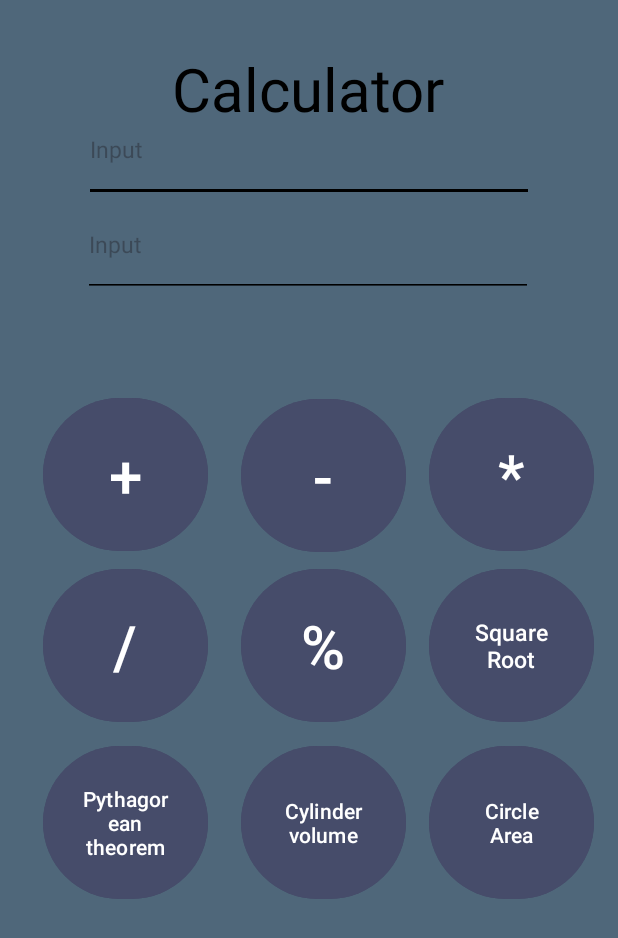
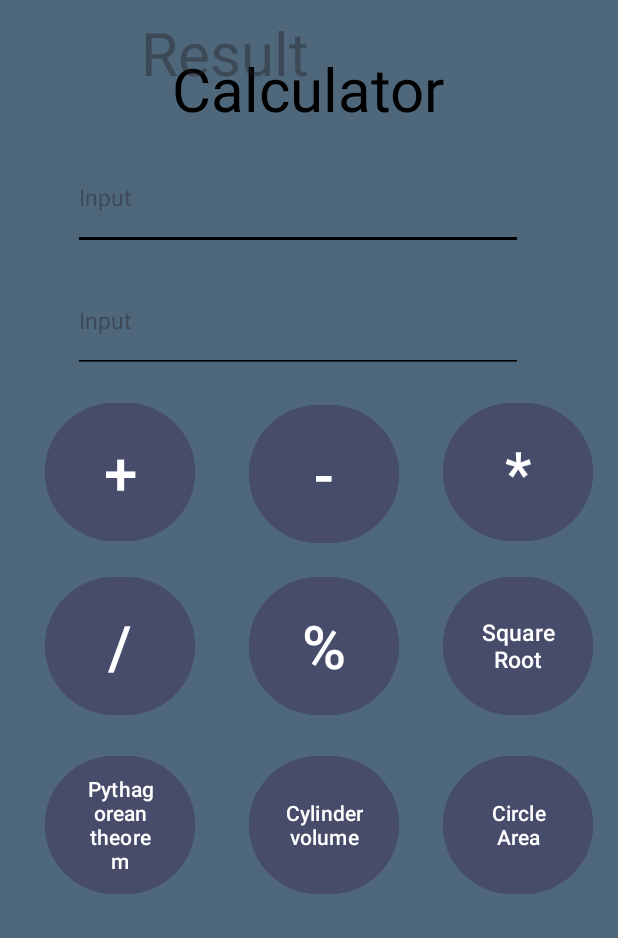
Before and after one commit to LeoAhrau/Calculator, an Android app: the screen it shows after launch (MainActivity), on a phone screen of 412 x 824 dp. Shown: the top 938 px of the screen. Run offline under Robolectric (Android 15) with nearby library versions, the phone set to English and light mode, and no system bars; 3 statements that could not run were skipped.

Commit message:
update av Design

```diff
--- a/app/src/main/res/layout/activity_main.xml
+++ b/app/src/main/res/layout/activity_main.xml
@@ -22,162 +22,159 @@
         app:layout_constraintTop_toTopOf="parent" />
 
     <EditText
-        android:layout_width="300dp"
-        android:layout_height="70dp"
-        android:hint="@string/input"
-        android:textSize="@dimen/small_font"
-        android:backgroundTint="@color/black"
-        app:layout_constraintBottom_toBottomOf="parent"
-        app:layout_constraintEnd_toEndOf="parent"
-        app:layout_constraintHorizontal_bias="0.498"
-        app:layout_constraintStart_toStartOf="parent"
-        app:layout_constraintTop_toTopOf="parent"
-        app:layout_constraintVertical_bias="0.086" />
-
-    <EditText
-        android:id="@+id/editText"
-        android:layout_width="300dp"
-        android:layout_height="70dp"
+        android:layout_width="@dimen/_300dp"
+        android:layout_height="@dimen/_70dp"
         android:backgroundTint="@color/black"
         android:hint="@string/input"
         android:textSize="@dimen/small_font"
         app:layout_constraintBottom_toBottomOf="parent"
         app:layout_constraintEnd_toEndOf="parent"
-        app:layout_constraintHorizontal_bias="0.495"
+        app:layout_constraintHorizontal_bias="0.432"
         app:layout_constraintStart_toStartOf="parent"
         app:layout_constraintTop_toTopOf="parent"
-        app:layout_constraintVertical_bias="0.17" />
+        app:layout_constraintVertical_bias="0.128" />
+
+    <EditText
+        android:id="@+id/editText"
+        android:layout_width="@dimen/_300dp"
+        android:layout_height="@dimen/_70dp"
+        android:backgroundTint="@color/black"
+        android:hint="@string/input"
+        android:textSize="@dimen/small_font"
+        app:layout_constraintBottom_toBottomOf="parent"
+        app:layout_constraintEnd_toEndOf="parent"
+        app:layout_constraintHorizontal_bias="0.432"
+        app:layout_constraintStart_toStartOf="parent"
+        app:layout_constraintTop_toTopOf="parent"
+        app:layout_constraintVertical_bias="0.237" />
 
     <Button
         android:id="@+id/square_root_btn"
-        android:layout_width="110dp"
-        android:layout_height="110dp"
+        style="@style/Button"
+        android:layout_width="@dimen/_110dp"
+        android:layout_height="@dimen/_110dp"
         android:backgroundTint="@color/background"
         android:text="@string/square_root"
         android:textSize="@dimen/small_font"
-        app:layout_constraintBottom_toBottomOf="parent"
-        app:layout_constraintEnd_toEndOf="parent"
+
+
         app:layout_constraintHorizontal_bias="0.946"
-        app:layout_constraintStart_toStartOf="parent"
-        app:layout_constraintTop_toTopOf="parent"
+
+
         app:layout_constraintVertical_bias="0.526" />
 
     <Button
         android:id="@+id/circle_btn"
-        android:layout_width="110dp"
-        android:layout_height="110dp"
+        style="@style/Button"
+        android:layout_width="@dimen/_110dp"
+        android:layout_height="@dimen/_110dp"
         android:backgroundTint="@color/background"
         android:text="@string/circle_area"
-        app:layout_constraintBottom_toBottomOf="parent"
-        app:layout_constraintEnd_toEndOf="parent"
+
         app:layout_constraintHorizontal_bias="0.946"
-        app:layout_constraintStart_toStartOf="parent"
+
         app:layout_constraintTop_toTopOf="parent"
         app:layout_constraintVertical_bias="0.691" />
 
     <Button
         android:id="@+id/cylinder_btn"
-        android:layout_width="110dp"
-        android:layout_height="110dp"
+        style="@style/Button"
+        android:layout_width="@dimen/_110dp"
+        android:layout_height="@dimen/_110dp"
         android:backgroundTint="@color/background"
         android:text="@string/cylinder_volume"
-        app:layout_constraintBottom_toBottomOf="parent"
-        app:layout_constraintEnd_toEndOf="parent"
-        app:layout_constraintHorizontal_bias="0.531"
-        app:layout_constraintStart_toStartOf="parent"
-        app:layout_constraintTop_toTopOf="parent"
+
+
+
         app:layout_constraintVertical_bias="0.691" />
 
     <Button
         android:id="@+id/pythagorean_btn"
-        android:layout_width="110dp"
-        android:layout_height="110dp"
+        style="@style/Button"
+        android:layout_width="@dimen/_110dp"
+        android:layout_height="@dimen/_110dp"
         android:backgroundTint="@color/background"
         android:text="@string/pythagorean"
-        app:layout_constraintBottom_toBottomOf="parent"
-        app:layout_constraintEnd_toEndOf="parent"
+
         app:layout_constraintHorizontal_bias="0.096"
-        app:layout_constraintStart_toStartOf="parent"
-        app:layout_constraintTop_toTopOf="parent"
+
         app:layout_constraintVertical_bias="0.691" />
 
     <Button
         android:id="@+id/percent_btn"
-        android:layout_width="110dp"
-        android:layout_height="110dp"
+        style="@style/Button"
+        android:layout_width="@dimen/_110dp"
+        android:layout_height="@dimen/_110dp"
         android:backgroundTint="@color/background"
         android:text="@string/percent"
         android:textSize="@dimen/big_font"
-        app:layout_constraintBottom_toBottomOf="parent"
-        app:layout_constraintEnd_toEndOf="parent"
-        app:layout_constraintHorizontal_bias="0.531"
-        app:layout_constraintStart_toStartOf="parent"
-        app:layout_constraintTop_toTopOf="parent"
+
+
         app:layout_constraintVertical_bias="0.526" />
 
     <Button
         android:id="@+id/division_btn"
-        android:layout_width="110dp"
-        android:layout_height="110dp"
+        style="@style/Button"
+        android:layout_width="@dimen/_110dp"
+        android:layout_height="@dimen/_110dp"
         android:backgroundTint="@color/background"
         android:text="@string/division"
         android:textSize="@dimen/big_font"
         app:layout_constraintBottom_toBottomOf="parent"
-        app:layout_constraintEnd_toEndOf="parent"
+
         app:layout_constraintHorizontal_bias="0.096"
-        app:layout_constraintStart_toStartOf="parent"
-        app:layout_constraintTop_toTopOf="parent"
+
+
         app:layout_constraintVertical_bias="0.526" />
 
     <Button
         android:id="@+id/multiply_btn"
-        android:layout_width="110dp"
-        android:layout_height="110dp"
+        style="@style/Button"
+        android:layout_width="@dimen/_110dp"
+        android:layout_height="@dimen/_110dp"
         android:backgroundTint="@color/background"
         android:text="@string/multiply"
         android:textSize="@dimen/big_font"
-        app:layout_constraintBottom_toBottomOf="parent"
-        app:layout_constraintEnd_toEndOf="parent"
+
         app:layout_constraintHorizontal_bias="0.946"
-        app:layout_constraintStart_toStartOf="parent"
-        app:layout_constraintTop_toTopOf="parent"
-        app:layout_constraintVertical_bias="0.366" />
+
+       />
 
     <Button
         android:id="@+id/subtraction_btn"
-        android:layout_width="110dp"
-        android:layout_height="110dp"
+        style="@style/Button"
+        android:layout_width="@dimen/_110dp"
+        android:layout_height="@dimen/_110dp"
         android:text="@string/subtraction"
         android:textSize="@dimen/big_font"
         android:backgroundTint="@color/background"
-        app:layout_constraintBottom_toBottomOf="parent"
-        app:layout_constraintEnd_toEndOf="parent"
-        app:layout_constraintHorizontal_bias="0.531"
-        app:layout_constraintStart_toStartOf="parent"
-        app:layout_constraintTop_toTopOf="parent"
+
         app:layout_constraintVertical_bias="0.367" />
 
     <Button
         android:id="@+id/addition_btn"
-        android:layout_width="110dp"
-        android:layout_height="110dp"
+        style="@style/Button"
+        android:layout_width="@dimen/_110dp"
+        android:layout_height="@dimen/_110dp"
         android:backgroundTint="@color/background"
         android:text="@string/addition"
         android:textSize="@dimen/big_font"
-        app:layout_constraintBottom_toBottomOf="parent"
-        app:layout_constraintEnd_toEndOf="parent"
+
         app:layout_constraintHorizontal_bias="0.096"
-        app:layout_constraintStart_toStartOf="parent"
-        app:layout_constraintTop_toTopOf="parent"
-        app:layout_constraintVertical_bias="0.366" />
+
+
+   />
 
     <TextView
         android:id="@+id/result1"
-        android:layout_width="200dp"
-        android:layout_height="50dp"
+        android:layout_width="@dimen/_300dp"
+        android:layout_height="@dimen/_70dp"
+      android:hint="Result"
+        android:gravity="center"
+        android:textSize="@dimen/big_font"
         android:text=""
-        tools:layout_editor_absoluteX="114dp"
-        tools:layout_editor_absoluteY="734dp" />
+        tools:layout_editor_absoluteX="48dp"
+        tools:layout_editor_absoluteY="562dp" />
 
 
 </androidx.constraintlayout.widget.ConstraintLayout>
--- a/app/src/main/res/values/dimens.xml
+++ b/app/src/main/res/values/dimens.xml
@@ -3,4 +3,9 @@
     <dimen name="big_font">40sp</dimen>
     <dimen name="small_font">15sp</dimen>
     <dimen name="medium_font">25sp</dimen>
+    <dimen name="layout_width">25sp</dimen>
+    <dimen name="_110dp">100dp</dimen>
+    <dimen name="_300dp">300dp</dimen>
+    <dimen name="_70dp">70dp</dimen>
+
 </resources>
--- a/app/src/main/res/values/themes.xml
+++ b/app/src/main/res/values/themes.xml
@@ -6,4 +6,17 @@
     </style>
 
     <style name="Theme.Calculator" parent="Base.Theme.Calculator" />
+    <style name="Button">
+        <item name="layout_constraintBottom_toBottomOf">parent</item>
+        <item name="layout_constraintEnd_toEndOf">parent</item>
+        <item name="layout_constraintHorizontal_bias">0.531</item>
+        <item name="layout_constraintStart_toStartOf">parent</item>
+        <item name="layout_constraintTop_toTopOf">parent</item>
+        <item name="layout_constraintVertical_bias">0.366</item>
+
+
+
+
+
+    </style>
 </resources>
```
